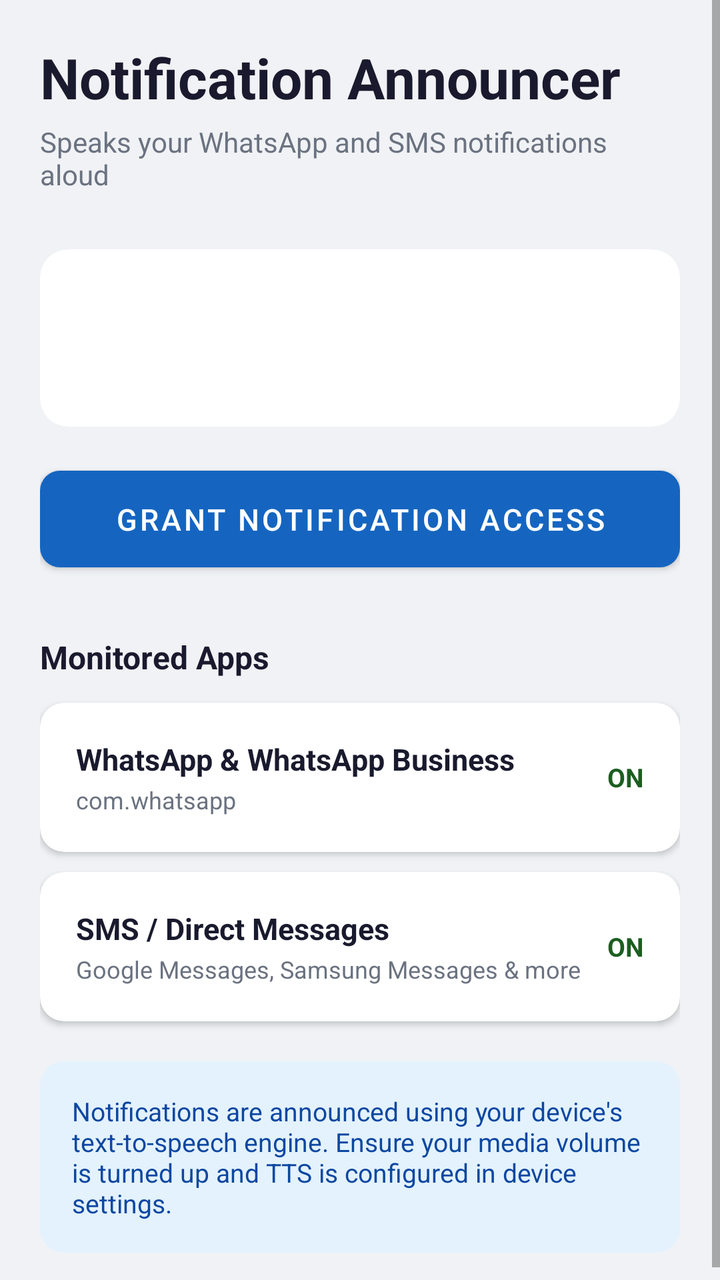
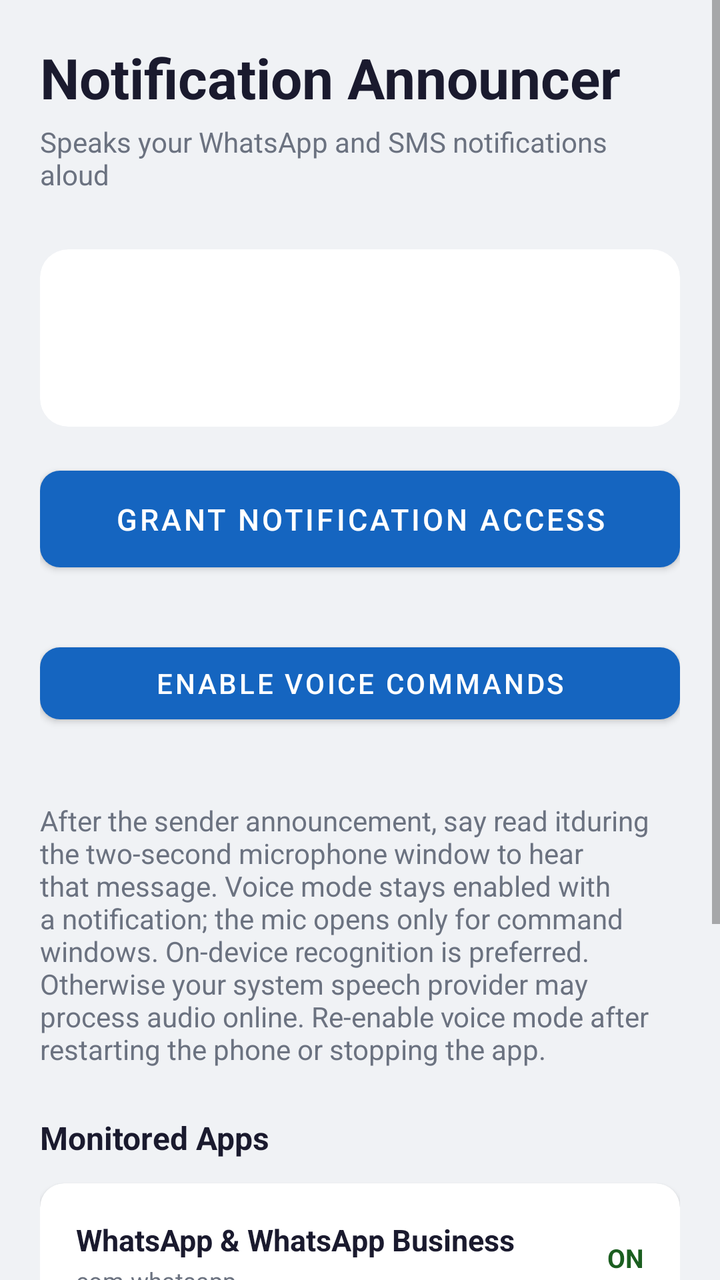

Screens rendered from an Android XML layout before and after an edit, with the pre-edit source and the edit as a unified diff.
<!-- AndroidManifest.xml: application theme Theme.NotificationAnnouncer -->
<!-- res/layout/activity_main.xml -->
<?xml version="1.0" encoding="utf-8"?>
<ScrollView xmlns:android="http://schemas.android.com/apk/res/android"
    xmlns:app="http://schemas.android.com/apk/res-auto"
    android:layout_width="match_parent"
    android:layout_height="match_parent"
    android:background="@color/background">

    <LinearLayout
        android:layout_width="match_parent"
        android:layout_height="wrap_content"
        android:orientation="vertical"
        android:padding="20dp">

        <TextView
            android:layout_width="wrap_content"
            android:layout_height="wrap_content"
            android:text="@string/app_name"
            android:textSize="28sp"
            android:textStyle="bold"
            android:textColor="@color/text_primary"
            android:layout_marginBottom="4dp" />

        <TextView
            android:layout_width="wrap_content"
            android:layout_height="wrap_content"
            android:text="@string/app_subtitle"
            android:textSize="14sp"
            android:textColor="@color/text_secondary"
            android:layout_marginBottom="28dp" />

        
        <com.google.android.material.card.MaterialCardView
            android:id="@+id/statusCard"
            android:layout_width="match_parent"
            android:layout_height="wrap_content"
            app:cardCornerRadius="14dp"
            app:cardElevation="0dp"
            android:layout_marginBottom="16dp">

            <LinearLayout
                android:layout_width="match_parent"
                android:layout_height="wrap_content"
                android:orientation="vertical"
                android:padding="20dp">

                <TextView
                    android:id="@+id/tvStatus"
                    android:layout_width="wrap_content"
                    android:layout_height="wrap_content"
                    android:textSize="20sp"
                    android:textStyle="bold"
                    android:textColor="@android:color/white" />

                <TextView
                    android:id="@+id/tvStatusDetail"
                    android:layout_width="wrap_content"
                    android:layout_height="wrap_content"
                    android:textSize="13sp"
                    android:textColor="@android:color/white"
                    android:alpha="0.85"
                    android:layout_marginTop="4dp" />
            </LinearLayout>
        </com.google.android.material.card.MaterialCardView>

        
        <com.google.android.material.button.MaterialButton
            android:id="@+id/btnGrantPermission"
            android:layout_width="match_parent"
            android:layout_height="wrap_content"
            android:text="@string/grant_permission"
            android:textSize="15sp"
            android:padding="14dp"
            app:cornerRadius="10dp"
            android:layout_marginBottom="28dp" />

        
        <TextView
            android:layout_width="wrap_content"
            android:layout_height="wrap_content"
            android:text="@string/monitored_apps"
            android:textSize="16sp"
            android:textStyle="bold"
            android:textColor="@color/text_primary"
            android:layout_marginBottom="12dp" />

        
        <com.google.android.material.card.MaterialCardView
            android:layout_width="match_parent"
            android:layout_height="wrap_content"
            app:cardCornerRadius="12dp"
            app:cardElevation="2dp"
            android:layout_marginBottom="10dp">

            <LinearLayout
                android:layout_width="match_parent"
                android:layout_height="wrap_content"
                android:orientation="horizontal"
                android:gravity="center_vertical"
                android:padding="18dp">

                <LinearLayout
                    android:layout_width="0dp"
                    android:layout_height="wrap_content"
                    android:layout_weight="1"
                    android:orientation="vertical">

                    <TextView
                        android:layout_width="wrap_content"
                        android:layout_height="wrap_content"
                        android:text="@string/whatsapp_label"
                        android:textSize="15sp"
                        android:textStyle="bold"
                        android:textColor="@color/text_primary" />

                    <TextView
                        android:layout_width="wrap_content"
                        android:layout_height="wrap_content"
                        android:text="com.whatsapp"
                        android:textSize="12sp"
                        android:textColor="@color/text_secondary"
                        android:layout_marginTop="2dp" />
                </LinearLayout>

                <TextView
                    android:layout_width="wrap_content"
                    android:layout_height="wrap_content"
                    android:text="@string/label_on"
                    android:textColor="@color/status_active"
                    android:textSize="13sp"
                    android:textStyle="bold" />
            </LinearLayout>
        </com.google.android.material.card.MaterialCardView>

        
        <com.google.android.material.card.MaterialCardView
            android:layout_width="match_parent"
            android:layout_height="wrap_content"
            app:cardCornerRadius="12dp"
            app:cardElevation="2dp"
            android:layout_marginBottom="20dp">

            <LinearLayout
                android:layout_width="match_parent"
                android:layout_height="wrap_content"
                android:orientation="horizontal"
                android:gravity="center_vertical"
                android:padding="18dp">

                <LinearLayout
                    android:layout_width="0dp"
                    android:layout_height="wrap_content"
                    android:layout_weight="1"
                    android:orientation="vertical">

                    <TextView
                        android:layout_width="wrap_content"
                        android:layout_height="wrap_content"
                        android:text="@string/sms_label"
                        android:textSize="15sp"
                        android:textStyle="bold"
                        android:textColor="@color/text_primary" />

                    <TextView
                        android:layout_width="wrap_content"
                        android:layout_height="wrap_content"
                        android:text="Google Messages, Samsung Messages &amp; more"
                        android:textSize="12sp"
                        android:textColor="@color/text_secondary"
                        android:layout_marginTop="2dp" />
                </LinearLayout>

                <TextView
                    android:layout_width="wrap_content"
                    android:layout_height="wrap_content"
                    android:text="@string/label_on"
                    android:textColor="@color/status_active"
                    android:textSize="13sp"
                    android:textStyle="bold" />
            </LinearLayout>
        </com.google.android.material.card.MaterialCardView>

        
        <com.google.android.material.card.MaterialCardView
            android:layout_width="match_parent"
            android:layout_height="wrap_content"
            app:cardCornerRadius="12dp"
            app:cardElevation="0dp"
            app:cardBackgroundColor="@color/info_background">

            <TextView
                android:layout_width="match_parent"
                android:layout_height="wrap_content"
                android:text="@string/info_text"
                android:textSize="13sp"
                android:textColor="@color/info_text"
                android:padding="16dp" />
        </com.google.android.material.card.MaterialCardView>

    </LinearLayout>
</ScrollView>
<!-- resources referenced by this layout -->
<resources>
  <color name="background">#F0F2F5</color>
  <color name="info_background">#E3F2FD</color>
  <color name="info_text">#0D47A1</color>
  <color name="status_active">#1B5E20</color>
  <color name="text_primary">#1A1A2E</color>
  <color name="text_secondary">#6B7280</color>
  <string name="app_name">Notification Announcer</string>
  <string name="app_subtitle">Speaks your WhatsApp and SMS notifications aloud</string>
  <string name="grant_permission">Grant Notification Access</string>
  <string name="info_text">Notifications are announced using your device\'s text-to-speech engine. Ensure your media volume is turned up and TTS is configured in device settings.</string>
  <string name="label_on">ON</string>
  <string name="monitored_apps">Monitored Apps</string>
  <string name="sms_label">SMS / Direct Messages</string>
  <string name="whatsapp_label">WhatsApp &amp; WhatsApp Business</string>
  <style name="Theme.NotificationAnnouncer" parent="Theme.MaterialComponents.DayNight.DarkActionBar">
          <item name="colorPrimary">@color/colorPrimary</item>
          <item name="colorPrimaryVariant">@color/colorPrimaryDark</item>
          <item name="colorOnPrimary">@android:color/white</item>
          <item name="colorSecondary">@color/colorAccent</item>
          <item name="colorSecondaryVariant">@color/colorAccent</item>
          <item name="colorOnSecondary">@android:color/white</item>
          <item name="android:statusBarColor">?attr/colorPrimaryVariant</item>
          <item name="android:windowBackground">@color/background</item>
      </style>
  <color name="colorPrimary">#1565C0</color>
  <color name="colorPrimaryDark">#0D47A1</color>
  <color name="colorAccent">#2196F3</color>
</resources>

<!-- the commit's change to res/layout/activity_main.xml (unified diff, before → after) -->
@@ -73,6 +73,28 @@
             app:cornerRadius="10dp"
             android:layout_marginBottom="28dp" />
 
+        <com.google.android.material.button.MaterialButton
+            android:id="@+id/btnVoiceCommands"
+            android:layout_width="match_parent"
+            android:layout_height="wrap_content"
+            android:text="@string/enable_voice_commands"
+            app:cornerRadius="10dp" />
+
+        <TextView
+            android:id="@+id/tvVoiceStatus"
+            android:layout_width="match_parent"
+            android:layout_height="wrap_content"
+            android:textColor="@color/text_primary"
+            android:layout_marginTop="8dp"
+            android:layout_marginBottom="8dp" />
+
+        <TextView
+            android:layout_width="match_parent"
+            android:layout_height="wrap_content"
+            android:text="@string/voice_commands_help"
+            android:textColor="@color/text_secondary"
+            android:layout_marginBottom="24dp" />
+
         
         <TextView
             android:layout_width="wrap_content"
<!-- resource entries referenced after the edit -->
@@ -8,11 +8,13 @@
   <color name="text_secondary">#6B7280</color>
   <string name="app_name">Notification Announcer</string>
   <string name="app_subtitle">Speaks your WhatsApp and SMS notifications aloud</string>
+  <string name="enable_voice_commands">Enable voice commands</string>
   <string name="grant_permission">Grant Notification Access</string>
   <string name="info_text">Notifications are announced using your device\'s text-to-speech engine. Ensure your media volume is turned up and TTS is configured in device settings.</string>
   <string name="label_on">ON</string>
   <string name="monitored_apps">Monitored Apps</string>
   <string name="sms_label">SMS / Direct Messages</string>
+  <string name="voice_commands_help">After the sender announcement, say "read it" during the two-second microphone window to hear that message. Voice mode stays enabled with a notification; the mic opens only for command windows. On-device recognition is preferred. Otherwise your system speech provider may process audio online. Re-enable voice mode after restarting the phone or stopping the app.</string>
   <string name="whatsapp_label">WhatsApp &amp; WhatsApp Business</string>
   <style name="Theme.NotificationAnnouncer" parent="Theme.MaterialComponents.DayNight.DarkActionBar">
           <item name="colorPrimary">@color/colorPrimary</item>
